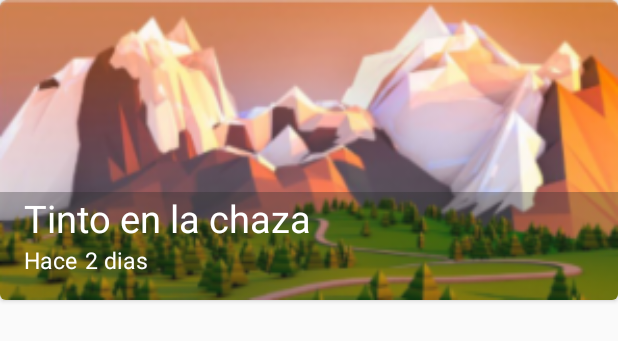
After one commit to HaroldRlz/tpiGluControl, an Android app: the layout cardview_picture.xml on its own in the app's theme, with its tools: preview values and no code run, on a phone screen of 412 x 824 dp. The commit adds this screen. Shown: the top 341 px of the screen. Run offline under Robolectric (Android 15) with nearby library versions, the phone set to English and light mode, and no system bars.

Commit message:
Version base para la App

```diff
--- /dev/null
+++ b/app/src/main/res/layout/cardview_picture.xml
@@ -0,0 +1,56 @@
+<?xml version="1.0" encoding="utf-8"?>
+<android.support.v7.widget.CardView xmlns:android="http://schemas.android.com/apk/res/android"
+    android:layout_width="match_parent"
+    android:layout_height="@dimen/cardview_height"
+    xmlns:cardview="http://schemas.android.com/apk/res-auto"
+    cardview:cardCornerRadius="@dimen/cardview_cornerradius">
+
+    <FrameLayout
+        android:layout_width="match_parent"
+        android:layout_height="match_parent">
+        <ImageView
+            android:id="@+id/pictureCard"
+            android:layout_width="match_parent"
+            android:layout_height="@dimen/cardview_height"
+            android:background="@drawable/image3"
+            android:scaleType="centerCrop"/>
+        <LinearLayout
+            android:layout_width="match_parent"
+            android:layout_height="wrap_content"
+            android:orientation="vertical"
+            android:layout_gravity="bottom"
+            android:paddingLeft="@dimen/activity_vertical_margin"
+            android:paddingBottom="@dimen/activity_vertical_margin"
+            android:background="@color/backgroundtext_card">
+            <TextView
+                android:id="@+id/foodNameCard"
+                android:layout_width="wrap_content"
+                android:layout_height="wrap_content"
+                android:text="@string/foodrecord_card"
+                android:textColor="@android:color/white"
+                android:textSize="@dimen/textsize_foodrecord_card"/>
+            <LinearLayout
+                android:layout_width="match_parent"
+                android:layout_height="wrap_content"
+                android:orientation="horizontal">
+                <TextView
+                    android:id="@+id/firstWord"
+                    android:layout_width="wrap_content"
+                    android:layout_height="wrap_content"
+                    android:text="@string/firstword_card"
+                    android:textColor="@android:color/white"
+                    android:textSize="@dimen/firstword_textsize_card"/>
+                <TextView
+                    android:id="@+id/timeCard"
+                    android:layout_width="wrap_content"
+                    android:layout_height="wrap_content"
+                    android:text="@string/timecard_card"
+                    android:textColor="@android:color/white"
+                    android:textSize="@dimen/firstword_textsize_card"
+                    android:layout_marginLeft="@dimen/timecard_marginleft_card"/>
+            </LinearLayout>
+        </LinearLayout>
+
+    </FrameLayout>
+
+</android.support.v7.widget.CardView>
--- a/app/src/main/res/layout/fragment_nutrition.xml
+++ b/app/src/main/res/layout/fragment_nutrition.xml
@@ -1,14 +1,28 @@
 <?xml version="1.0" encoding="utf-8"?>
 <FrameLayout xmlns:android="http://schemas.android.com/apk/res/android"
     xmlns:tools="http://schemas.android.com/tools"
+    xmlns:app="http://schemas.android.com/apk/res-auto"
     android:layout_width="match_parent"
     android:layout_height="match_parent"
     tools:context=".View.fragment.NutritionFragment">
 
-    <!-- TODO: Update blank fragment layout -->
-    <TextView
+    <LinearLayout
         android:layout_width="match_parent"
         android:layout_height="match_parent"
-        android:text="@string/hello_blank_fragment" />
+        android:orientation="vertical"
+        app:layout_behavior="@string/appbar_scrolling_view_behavior"
+        android:paddingLeft="@dimen/activity_horizontal_margin"
+        android:paddingRight="@dimen/activity_horizontal_margin"
+        android:paddingTop="@dimen/activity_vertical_margin">
+        <include layout="@layout/cardview_picture"/>
+        <include layout="@layout/cardview_picture"/>
+    </LinearLayout>
+    <android.support.design.widget.FloatingActionButton
+        android:id="@+id/fab"
+        android:layout_width="wrap_content"
+        android:layout_height="wrap_content"
+        android:layout_gravity="bottom|end"
+        android:layout_margin="@dimen/fab_margin"
+        app:srcCompat="@drawable/plus" />
 
 </FrameLayout>
--- a/app/src/main/res/values/colors.xml
+++ b/app/src/main/res/values/colors.xml
@@ -3,4 +3,7 @@
     <color name="colorPrimary">#3F51B5</color>
     <color name="colorPrimaryDark">#303F9F</color>
     <color name="colorAccent">#FF4081</color>
+    <color name="editTextColorWhite">#FFFFFF</color>
+    <color name="editTextColorBlack">#000000</color>
+    <color name="backgroundtext_card">#53292929</color>
 </resources>
--- a/app/src/main/res/values/dimens.xml
+++ b/app/src/main/res/values/dimens.xml
@@ -4,4 +4,9 @@
     <dimen name="activity_horizontal_margin">16dp</dimen>
     <dimen name="activity_vertical_margin">16dp</dimen>
     <dimen name="bottombar_height">70dp</dimen>
+    <dimen name="cardview_height">200dp</dimen>
+    <dimen name="cardview_cornerradius">4dp</dimen>
+    <dimen name="textsize_foodrecord_card">25sp</dimen>
+    <dimen name="firstword_textsize_card">15sp</dimen>
+    <dimen name="timecard_marginleft_card">5dp</dimen>
 </resources>
--- a/app/src/main/res/values/strings.xml
+++ b/app/src/main/res/values/strings.xml
@@ -79,4 +79,8 @@
 
     <!-- TODO: Remove or change this placeholder text -->
     <string name="hello_blank_fragment">Hello blank fragment</string>
+    <string name="foodname_card">Chocolate</string>
+    <string name="foodrecord_card">Tinto en la chaza</string>
+    <string name="firstword_card">Hace</string>
+    <string name="timecard_card">2 dias</string>
 </resources>
```
Also changed, not shown: app/src/main/res/drawable-hdpi/image3.png (added), app/src/main/res/drawable-hdpi/plus.png (added), app/src/main/res/drawable-mdpi/image3.png (added), app/src/main/res/drawable-mdpi/plus.png (added), app/src/main/res/drawable-xhdpi/image3.png (added), app/src/main/res/drawable-xhdpi/plus.png (added), app/src/main/res/drawable-xxhdpi/image3.png (added), app/src/main/res/drawable-xxhdpi/plus.png (added), app/src/main/res/drawable-xxxhdpi/image3.png (added), app/src/main/res/drawable-xxxhdpi/plus.png (added), 1 other file.
